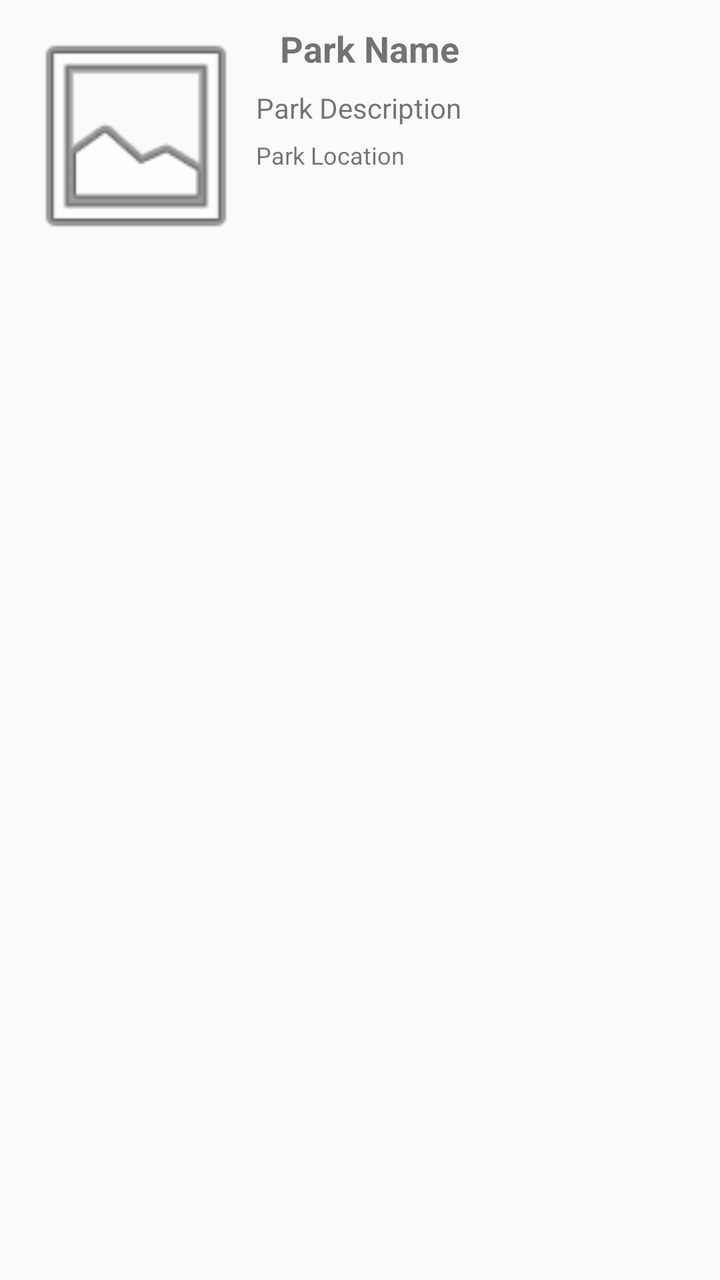
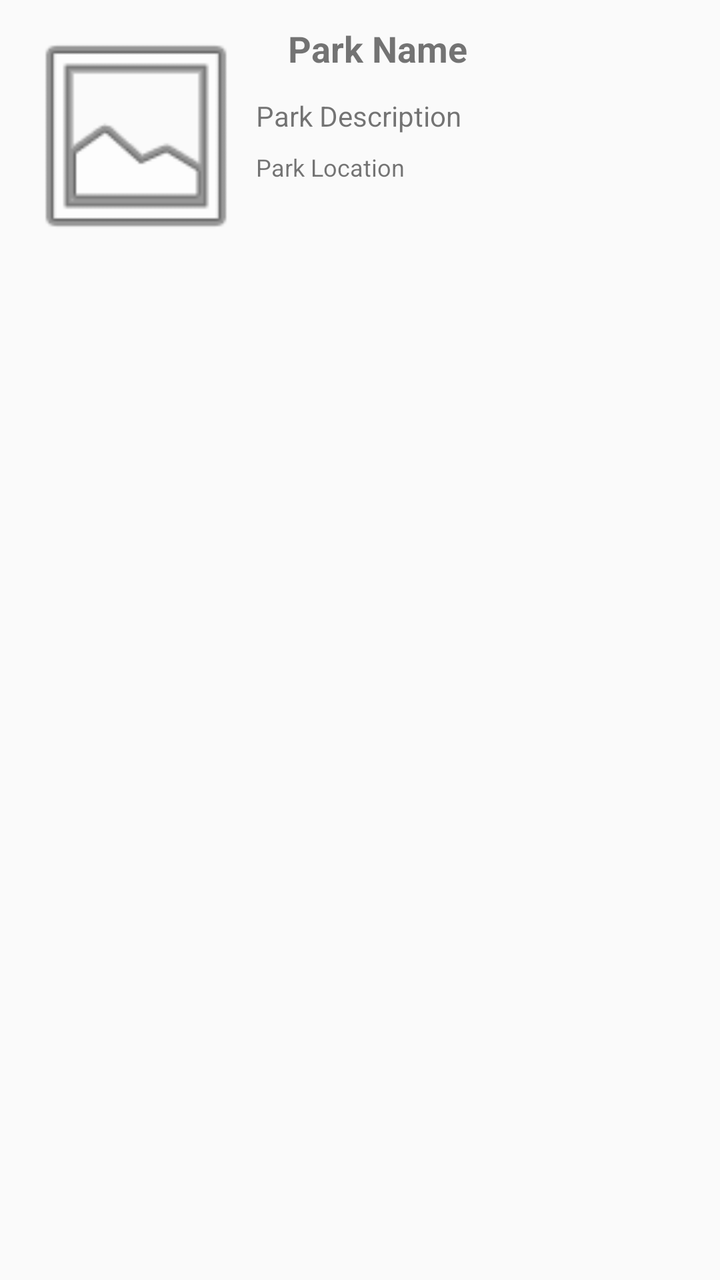

Screens rendered from an Android XML layout before and after an edit, with the pre-edit source and the edit as a unified diff.
<!-- AndroidManifest.xml: application theme AppTheme -->
<!-- res/layout/fragment_national_park.xml -->
<?xml version="1.0" encoding="utf-8"?>
<androidx.constraintlayout.widget.ConstraintLayout xmlns:android="http://schemas.android.com/apk/res/android"
    xmlns:app="http://schemas.android.com/apk/res-auto"
    xmlns:tools="http://schemas.android.com/tools"
    android:id="@+id/linearLayout"
    android:layout_width="match_parent"
    android:layout_height="wrap_content"
    android:padding="8dp"
    android:clipToPadding="false">

    <ImageView
        android:id="@+id/park_image"
        android:layout_width="120dp"
        android:layout_height="120dp"
        android:contentDescription="Park Image"
        android:scaleType="centerCrop"
        app:layout_constraintTop_toTopOf="parent"
        app:layout_constraintStart_toStartOf="parent"
        app:srcCompat="@android:drawable/ic_menu_gallery" />

    <TextView
        android:id="@+id/park_name"
        android:text="Park Name"
        android:textStyle="bold"
        android:textSize="18sp"
        android:layout_width="0dp"
        android:layout_height="wrap_content"
        android:layout_marginStart="12dp"
        android:layout_marginTop="4dp"
        app:layout_constraintTop_toTopOf="parent"
        app:layout_constraintStart_toEndOf="@+id/park_image"
        app:layout_constraintEnd_toEndOf="parent" />

    <TextView
        android:id="@+id/park_description"
        android:text="Park Description"
        android:textSize="14sp"
        android:layout_width="0dp"
        android:layout_height="wrap_content"
        android:layout_marginTop="8dp"
        android:maxLines="3"
        android:ellipsize="end"
        app:layout_constraintTop_toBottomOf="@+id/park_name"
        app:layout_constraintStart_toEndOf="@+id/park_image"
        app:layout_constraintEnd_toEndOf="parent"
        app:layout_constraintHorizontal_bias="0" />

    <TextView
        android:id="@+id/park_location"
        android:text="Park Location"
        android:textSize="12sp"
        android:layout_width="0dp"
        android:layout_height="wrap_content"
        android:layout_marginTop="6dp"
        app:layout_constraintTop_toBottomOf="@id/park_description"
        app:layout_constraintStart_toEndOf="@+id/park_image"
        app:layout_constraintEnd_toEndOf="parent"
        app:layout_constraintHorizontal_bias="0" />

</androidx.constraintlayout.widget.ConstraintLayout>
<!-- resources referenced by this layout -->
<resources>
  <style name="AppTheme" parent="Theme.AppCompat.Light.DarkActionBar">
          
          <item name="colorPrimary">@color/colorPrimary</item>
          <item name="colorPrimaryDark">@color/colorPrimaryDark</item>
          <item name="colorAccent">@color/colorAccent</item>
      </style>
  <color name="colorPrimary">#6200EE</color>
  <color name="colorPrimaryDark">#3700B3</color>
  <color name="colorAccent">#03DAC5</color>
</resources>

<!-- the commit's change to res/layout/fragment_national_park.xml (unified diff, before → after) -->
@@ -25,7 +25,7 @@
         android:textSize="18sp"
         android:layout_width="0dp"
         android:layout_height="wrap_content"
-        android:layout_marginStart="12dp"
+        android:layout_marginStart="16dp"
         android:layout_marginTop="4dp"
         app:layout_constraintTop_toTopOf="parent"
         app:layout_constraintStart_toEndOf="@+id/park_image"
@@ -37,7 +37,7 @@
         android:textSize="14sp"
         android:layout_width="0dp"
         android:layout_height="wrap_content"
-        android:layout_marginTop="8dp"
+        android:layout_marginTop="12dp"
         android:maxLines="3"
         android:ellipsize="end"
         app:layout_constraintTop_toBottomOf="@+id/park_name"
@@ -51,7 +51,7 @@
         android:textSize="12sp"
         android:layout_width="0dp"
         android:layout_height="wrap_content"
-        android:layout_marginTop="6dp"
+        android:layout_marginTop="8dp"
         app:layout_constraintTop_toBottomOf="@id/park_description"
         app:layout_constraintStart_toEndOf="@+id/park_image"
         app:layout_constraintEnd_toEndOf="parent"
